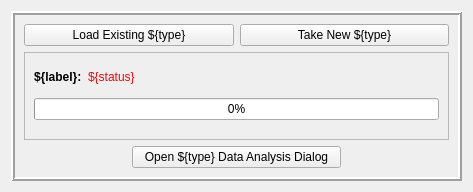
The window that gui/dialogueGroup.ui (ssoham/Q0Measurement) describes before a commit, drawn with Qt 5.
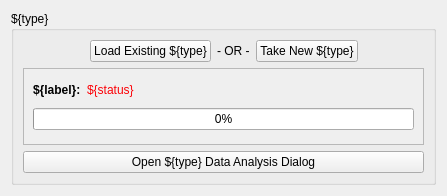
The same window after the commit.

Diff of the .ui file:
```diff
--- a/gui/dialogueGroup.ui
+++ b/gui/dialogueGroup.ui
@@ -6,31 +6,25 @@
    <rect>
     <x>0</x>
     <y>0</y>
-    <width>473</width>
-    <height>192</height>
+    <width>447</width>
+    <height>196</height>
    </rect>
   </property>
   <property name="windowTitle">
    <string>Form</string>
   </property>
   <layout class="QGridLayout" name="gridLayout">
-   <item row="1" column="0">
-    <widget class="QFrame" name="frame">
+   <item row="0" column="0">
+    <widget class="QGroupBox" name="groupBox">
      <property name="accessibleName">
       <string>${boxName}</string>
      </property>
-     <property name="frameShape">
-      <enum>QFrame::Box</enum>
+     <property name="title">
+      <string>${type}</string>
      </property>
-     <property name="frameShadow">
-      <enum>QFrame::Raised</enum>
-     </property>
-     <property name="lineWidth">
-      <number>2</number>
-     </property>
-     <layout class="QGridLayout" name="gridLayout_2">
-      <item row="0" column="0" colspan="2">
-       <widget class="QPushButton" name="pushButton">
+     <layout class="QGridLayout" name="gridLayout_5">
+      <item row="0" column="1">
+       <widget class="QPushButton" name="loadButton">
         <property name="enabled">
          <bool>true</bool>
         </property>
@@ -42,8 +36,8 @@
         </property>
        </widget>
       </item>
-      <item row="0" column="2" colspan="2">
-       <widget class="QPushButton" name="cmSelectButton">
+      <item row="0" column="3">
+       <widget class="QPushButton" name="newButton">
         <property name="enabled">
          <bool>true</bool>
         </property>
@@ -58,20 +52,40 @@
         </property>
        </widget>
       </item>
-      <item row="4" column="1" colspan="2">
-       <widget class="QPushButton" name="pushButton_2">
-        <property name="enabled">
-         <bool>true</bool>
+      <item row="0" column="0">
+       <spacer name="horizontalSpacer">
+        <property name="orientation">
+         <enum>Qt::Horizontal</enum>
         </property>
-        <property name="accessibleName">
-         <string>${dataButtonName}</string>
+        <property name="sizeHint" stdset="0">
+         <size>
+          <width>40</width>
+          <height>20</height>
+         </size>
         </property>
+       </spacer>
+      </item>
+      <item row="0" column="2">
+       <widget class="QLabel" name="label">
         <property name="text">
-         <string>Open ${type} Data Analysis Dialog</string>
+         <string>- OR -</string>
         </property>
        </widget>
       </item>
-      <item row="2" column="0" colspan="4">
+      <item row="0" column="4">
+       <spacer name="horizontalSpacer_2">
+        <property name="orientation">
+         <enum>Qt::Horizontal</enum>
+        </property>
+        <property name="sizeHint" stdset="0">
+         <size>
+          <width>40</width>
+          <height>20</height>
+         </size>
+        </property>
+       </spacer>
+      </item>
+      <item row="1" column="0" colspan="5">
        <widget class="QFrame" name="cmSelectionFrame">
         <property name="enabled">
          <bool>true</bool>
@@ -210,6 +224,19 @@
         </layout>
        </widget>
       </item>
+      <item row="2" column="0" colspan="5">
+       <widget class="QPushButton" name="dataButton">
+        <property name="enabled">
+         <bool>true</bool>
+        </property>
+        <property name="accessibleName">
+         <string>${dataButtonName}</string>
+        </property>
+        <property name="text">
+         <string>Open ${type} Data Analysis Dialog</string>
+        </property>
+       </widget>
+      </item>
      </layout>
     </widget>
    </item>
```
